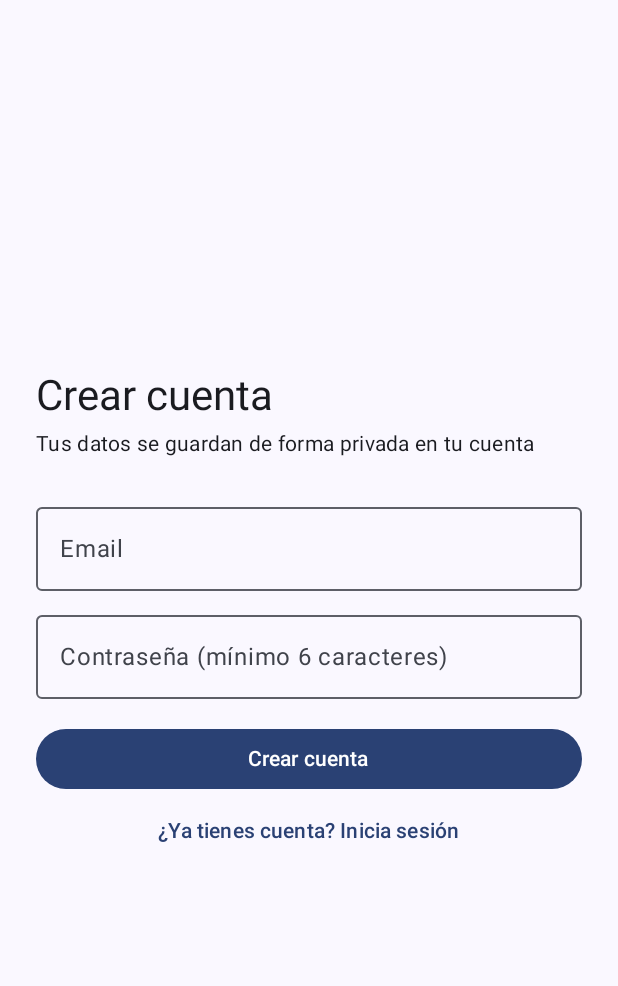
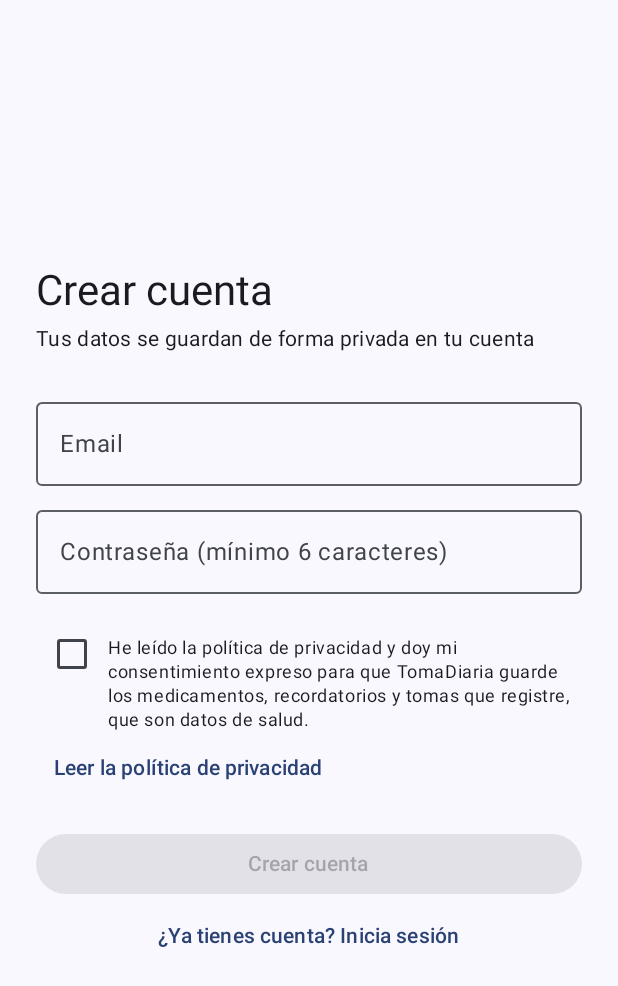
Before and after one commit to adrianhruiz/tomadiaria, an Android app built with Jetpack Compose: the RegisterScreen screen opened through its navigation route, on a phone screen of 412 x 824 dp. Shown: the top 986 px of the screen. Run offline under Robolectric (Android 15) with nearby library versions, the phone set to English and light mode, and no system bars; our stand-ins replace Firebase (no records; nobody signed in at launch, a user with empty details on screens opened directly).

Commit message:
Pedir consentimiento explícito al crear la cuenta
Lo que guarda TomaDiaria (medicamentos, pautas y tomas) son datos de
salud, y para tratarlos la base jurídica es el consentimiento explícito
del artículo 9.2.a del RGPD. Por eso el registro tiene ahora una casilla
sin marcar de serie, con enlace a la política de privacidad, y no se
puede crear la cuenta hasta que el usuario la marca.

Junto a la cuenta se guarda qué versión de la política se aceptó y
cuándo, porque el consentimiento tiene que poder demostrarse. La política
también queda accesible desde el menú del inicio.

Co-Authored-By: Claude Opus 5.5 <noreply@anthropic.com>

```diff
--- a/app/src/main/java/com/adrianhruiz/tomadiaria/data/repository/AuthRepository.kt
+++ b/app/src/main/java/com/adrianhruiz/tomadiaria/data/repository/AuthRepository.kt
@@ -8,7 +8,11 @@ interface AuthRepository {
 
     val authStateUserId: Flow<String?>
 
-    suspend fun signUp(email: String, password: String)
+    /**
+     * Crea la cuenta y guarda junto a ella qué versión de la política de privacidad aceptó el
+     * usuario y cuándo: el consentimiento para tratar datos de salud tiene que poder demostrarse.
+     */
+    suspend fun signUp(email: String, password: String, privacyPolicyVersion: String)
 
     suspend fun signIn(email: String, password: String)
 
--- a/app/src/main/java/com/adrianhruiz/tomadiaria/ui/auth/RegisterScreen.kt
+++ b/app/src/main/java/com/adrianhruiz/tomadiaria/ui/auth/RegisterScreen.kt
@@ -2,6 +2,7 @@ package com.adrianhruiz.tomadiaria.ui.auth
 
 import androidx.compose.foundation.layout.Arrangement
 import androidx.compose.foundation.layout.Column
+import androidx.compose.foundation.layout.Row
 import androidx.compose.foundation.layout.Spacer
 import androidx.compose.foundation.layout.fillMaxSize
 import androidx.compose.foundation.layout.fillMaxWidth
@@ -9,6 +10,7 @@ import androidx.compose.foundation.layout.height
 import androidx.compose.foundation.layout.padding
 import androidx.compose.foundation.layout.size
 import androidx.compose.material3.Button
+import androidx.compose.material3.Checkbox
 import androidx.compose.material3.CircularProgressIndicator
 import androidx.compose.material3.MaterialTheme
 import androidx.compose.material3.OutlinedTextField
@@ -16,11 +18,14 @@ import androidx.compose.material3.Text
 import androidx.compose.material3.TextButton
 import androidx.compose.runtime.Composable
 import androidx.compose.runtime.getValue
+import androidx.compose.ui.Alignment
 import androidx.compose.ui.Modifier
+import androidx.compose.ui.platform.LocalUriHandler
 import androidx.compose.ui.text.input.PasswordVisualTransformation
 import androidx.compose.ui.unit.dp
 import androidx.lifecycle.compose.collectAsStateWithLifecycle
 import androidx.lifecycle.viewmodel.compose.viewModel
+import com.adrianhruiz.tomadiaria.legal.PrivacyPolicy
 
 @Composable
 fun RegisterScreen(
@@ -29,6 +34,7 @@ fun RegisterScreen(
     viewModel: AuthViewModel = viewModel(factory = AuthViewModel.Factory),
 ) {
     val uiState by viewModel.uiState.collectAsStateWithLifecycle()
+    val uriHandler = LocalUriHandler.current
 
     Column(
         modifier = Modifier
@@ -58,6 +64,25 @@ fun RegisterScreen(
             visualTransformation = PasswordVisualTransformation(),
             modifier = Modifier.fillMaxWidth(),
         )
+        Spacer(modifier = Modifier.height(16.dp))
+        // Consentimiento explícito para datos de salud (art. 9.2.a RGPD): casilla sin marcar de
+        // serie y que el usuario tiene que marcar él mismo.
+        Row(verticalAlignment = Alignment.Top) {
+            Checkbox(
+                checked = uiState.acceptedPrivacyPolicy,
+                onCheckedChange = viewModel::onPrivacyPolicyAcceptedChanged,
+            )
+            Text(
+                "He leído la política de privacidad y doy mi consentimiento expreso para que " +
+                    "TomaDiaria guarde los medicamentos, recordatorios y tomas que registre, que " +
+                    "son datos de salud.",
+                style = MaterialTheme.typography.bodySmall,
+                modifier = Modifier.padding(top = 12.dp),
+            )
+        }
+        TextButton(onClick = { uriHandler.openUri(PrivacyPolicy.URL) }) {
+            Text("Leer la política de privacidad")
+        }
         uiState.errorMessage?.let {
             Text(
                 it,
@@ -68,7 +93,7 @@ fun RegisterScreen(
         Spacer(modifier = Modifier.height(16.dp))
         Button(
             onClick = { viewModel.signUp(onRegistered) },
-            enabled = !uiState.isLoading,
+            enabled = !uiState.isLoading && uiState.acceptedPrivacyPolicy,
             modifier = Modifier.fillMaxWidth(),
         ) {
             if (uiState.isLoading) {
--- a/app/src/main/java/com/adrianhruiz/tomadiaria/ui/dashboard/DashboardScreen.kt
+++ b/app/src/main/java/com/adrianhruiz/tomadiaria/ui/dashboard/DashboardScreen.kt
@@ -17,6 +17,7 @@ import androidx.compose.material.icons.filled.Folder
 import androidx.compose.material.icons.filled.Logout
 import androidx.compose.material.icons.filled.MoreVert
 import androidx.compose.material.icons.filled.Notifications
+import androidx.compose.material.icons.filled.Policy
 import androidx.compose.material.icons.filled.Search
 import androidx.compose.material.icons.filled.Upload
 import androidx.compose.material3.AlertDialog
@@ -43,10 +44,12 @@ import androidx.compose.ui.Alignment
 import androidx.compose.ui.Modifier
 import androidx.compose.ui.graphics.vector.ImageVector
 import androidx.compose.ui.platform.LocalContext
+import androidx.compose.ui.platform.LocalUriHandler
 import androidx.compose.ui.unit.dp
 import androidx.lifecycle.compose.collectAsStateWithLifecycle
 import androidx.lifecycle.viewmodel.compose.viewModel
 import com.adrianhruiz.tomadiaria.data.backup.BackupSerializer
+import com.adrianhruiz.tomadiaria.legal.PrivacyPolicy
 import com.adrianhruiz.tomadiaria.ui.backup.BackupUiState
 import com.adrianhruiz.tomadiaria.ui.backup.BackupViewModel
 
@@ -62,6 +65,7 @@ fun DashboardScreen(
     backupViewModel: BackupViewModel = viewModel(factory = BackupViewModel.Factory),
 ) {
     val context = LocalContext.current
+    val uriHandler = LocalUriHandler.current
     val backupState by backupViewModel.uiState.collectAsStateWithLifecycle()
     val backupSnackbarHostState = remember { SnackbarHostState() }
     val exportLauncher = rememberLauncherForActivityResult(
@@ -131,7 +135,7 @@ fun DashboardScreen(
                         backupState is BackupUiState.Importing
                     var menuExpanded by remember { mutableStateOf(false) }
                     IconButton(onClick = { menuExpanded = true }, enabled = !backupBusy) {
-                        Icon(Icons.Default.MoreVert, contentDescription = "Copias de mis datos")
+                        Icon(Icons.Default.MoreVert, contentDescription = "Más opciones")
                     }
                     DropdownMenu(expanded = menuExpanded, onDismissRequest = { menuExpanded = false }) {
                         DropdownMenuItem(
@@ -150,6 +154,14 @@ fun DashboardScreen(
                             onClick = {
                                 menuExpanded = false
                                 importLauncher.launch(arrayOf("application/json"))
+                            },
+                        )
+                        DropdownMenuItem(
+                            text = { Text("Política de privacidad") },
+                            leadingIcon = { Icon(Icons.Default.Policy, contentDescription = null) },
+                            onClick = {
+                                menuExpanded = false
+                                uriHandler.openUri(PrivacyPolicy.URL)
                             },
                         )
                     }
```
Also changed, not shown: app/src/main/java/com/adrianhruiz/tomadiaria/data/repository/FirebaseAuthRepository.kt (+9 -2 lines), app/src/main/java/com/adrianhruiz/tomadiaria/legal/PrivacyPolicy.kt (added, +14 -0 lines), app/src/main/java/com/adrianhruiz/tomadiaria/ui/auth/AuthViewModel.kt (+12 -1 lines), 4 other files.
